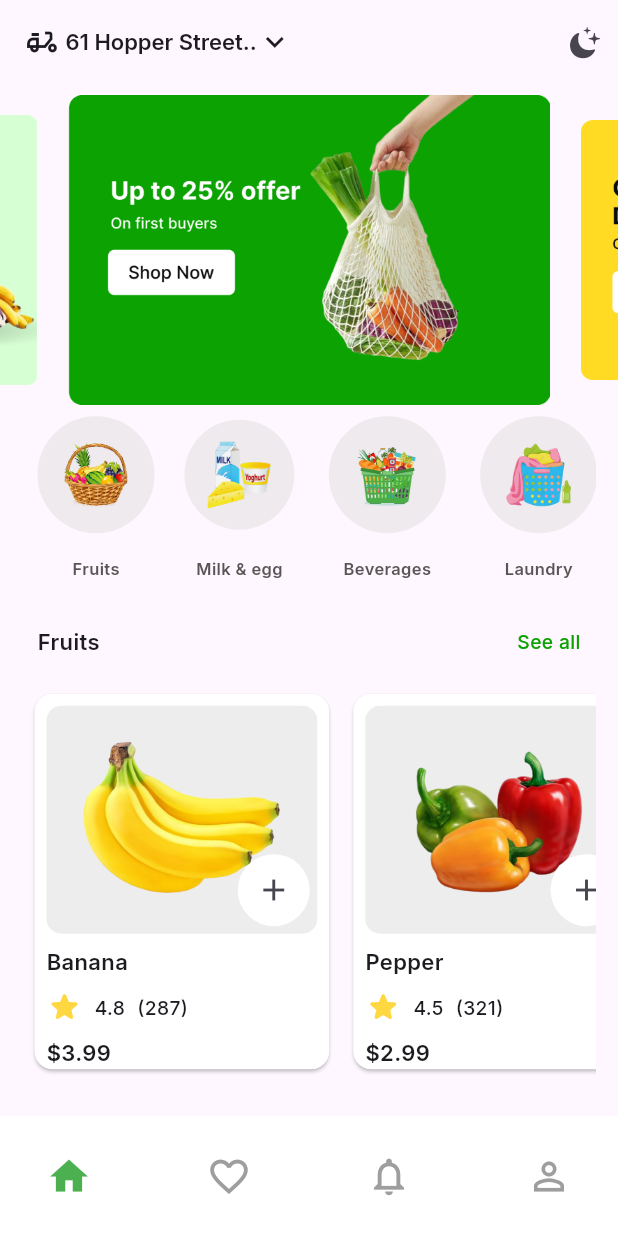
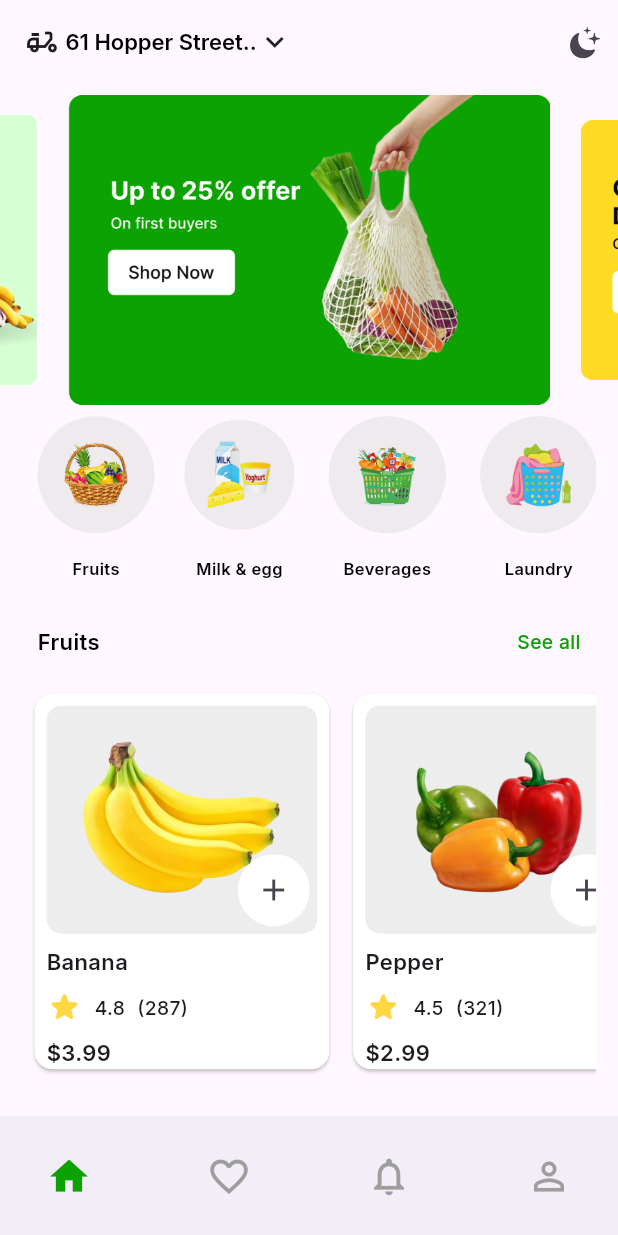
Before and after one commit to MohammedHafiz27/grabber, a Flutter app: the screen it shows after launch, on a phone screen of 412 x 824 dp. Run offline on Flutter 3.47's test engine with Material 3 defaults, Android fonts, the light colour scheme and no system bars; drawn by our look-alikes of carousel_slider; our stand-ins replace flutter_bloc, flutter_svg, go_router, google_fonts.

Commit message:
Theme app done

```diff
--- /dev/null
+++ b/lib/Core/app_theme_cubit/app_theme_cubit.dart
@@ -0,0 +1,13 @@
+import 'package:flutter/material.dart';
+import 'package:flutter_bloc/flutter_bloc.dart';
+
+class AppThemeCubit extends Cubit<ThemeMode> {
+  AppThemeCubit() : super(ThemeMode.light);
+  void toggleTheme() {
+    if (state == ThemeMode.light) {
+      emit(ThemeMode.dark);
+    } else {
+      emit(ThemeMode.light);
+    }
+  }
+}
--- a/lib/Core/utils/colors.dart
+++ b/lib/Core/utils/colors.dart
@@ -1,5 +1,8 @@
-import 'package:flutter/widgets.dart';
+import 'package:flutter/material.dart';
 
-class ColorsClass {
+class AppColors {
   static final Color primaryColor = Color(0xff0CA201);
+  static final Color secondryColor = Color.fromARGB(140, 224, 223, 223);
+  static final Color greyColor = Colors.grey;
+  static final Color secondryColorDark = Color.fromARGB(255, 247, 245, 245);
 }
--- a/lib/Features/home_page/presentation/views/home_page.dart
+++ b/lib/Features/home_page/presentation/views/home_page.dart
@@ -1,5 +1,6 @@
 import 'package:flutter/material.dart';
 import 'package:flutter_bloc/flutter_bloc.dart';
+import 'package:grabber/Core/utils/colors.dart';
 import 'package:grabber/Features/home_page/data/models/fruits_model.dart';
 import 'package:grabber/Features/home_page/presentation/view%20models/cart_cubit/cart_cubit.dart';
 import 'package:grabber/Features/home_page/presentation/views/widgets/category_item_list_builder.dart';
@@ -17,16 +18,15 @@ class HomePage extends StatelessWidget {
     return Scaffold(
       appBar: CustomAppBar(),
       bottomNavigationBar: BottomAppBar(
-        color: Colors.white,
         child: Padding(
           padding: const EdgeInsets.symmetric(horizontal: 15.0, vertical: 8),
           child: Row(
             mainAxisAlignment: MainAxisAlignment.spaceBetween,
             children: [
-              Icon(Icons.home, color: Colors.green, size: 30),
-              Icon(Icons.favorite_border, color: Colors.grey, size: 30),
-              Icon(Icons.notifications_none, color: Colors.grey, size: 30),
-              Icon(Icons.person_outline, color: Colors.grey, size: 30),
+              Icon(Icons.home, color: AppColors.primaryColor, size: 30),
+              Icon(Icons.favorite_border, color: AppColors.greyColor, size: 30),
+              Icon(Icons.notifications_none, color: AppColors.greyColor, size: 30),
+              Icon(Icons.person_outline, color: AppColors.greyColor, size: 30),
             ],
           ),
         ),
--- a/lib/Features/home_page/presentation/views/widgets/category_item.dart
+++ b/lib/Features/home_page/presentation/views/widgets/category_item.dart
@@ -1,5 +1,6 @@
-import 'package:flutter/widgets.dart';
+import 'package:flutter/material.dart';
 import 'package:grabber/Core/utils/app_styles.dart';
+import 'package:grabber/Core/utils/colors.dart';
 
 class CategoryItem extends StatelessWidget {
   final String name;
@@ -12,11 +13,21 @@ class CategoryItem extends StatelessWidget {
       children: [
         Container(
           padding: const EdgeInsets.all(14),
-          decoration: BoxDecoration(shape: BoxShape.circle, color: Color.fromARGB(140, 224, 223, 223)),
+          decoration: BoxDecoration(
+            shape: BoxShape.circle,
+            color: Theme.of(context).brightness == Brightness.dark
+                ? AppColors.secondryColorDark
+                : AppColors.secondryColor,
+          ),
           child: Image.asset(image, height: 50),
         ),
         SizedBox(height: 16),
-        Text(name, style: AppStyles.styleBold12(context)),
+        Text(
+          name,
+          style: AppStyles.styleBold12(
+            context,
+          ).copyWith(color: Theme.of(context).brightness == Brightness.dark ? Colors.white : Colors.black),
+        ),
       ],
     );
   }
--- a/lib/Features/home_page/presentation/views/widgets/custom_app_bar.dart
+++ b/lib/Features/home_page/presentation/views/widgets/custom_app_bar.dart
@@ -1,5 +1,7 @@
 import 'package:flutter/cupertino.dart';
 import 'package:flutter/material.dart';
+import 'package:flutter_bloc/flutter_bloc.dart';
+import 'package:grabber/Core/app_theme_cubit/app_theme_cubit.dart';
 import 'package:grabber/Core/utils/app_styles.dart';
 
 class CustomAppBar extends StatelessWidget implements PreferredSizeWidget {
@@ -17,12 +19,27 @@ class CustomAppBar extends StatelessWidget implements PreferredSizeWidget {
       title: Row(
         children: [
           Icon(Icons.delivery_dining_outlined),
-          Text(" 61 Hopper Street..", style: AppStyles.styleBold16(context)),
+          Text(
+            " 61 Hopper Street..",
+            style: AppStyles.styleBold16(
+              context,
+            ).copyWith(color: Theme.of(context).brightness == Brightness.dark ? Colors.white : Colors.black),
+          ),
           Icon(Icons.keyboard_arrow_down),
         ],
       ),
       actions: [
-        Padding(padding: const EdgeInsets.only(right: 10.0), child: Icon(CupertinoIcons.moon_stars_fill, size: 24)),
+        GestureDetector(
+          onTap: () {
+            context.read<AppThemeCubit>().toggleTheme();
+          },
+          child: Padding(
+            padding: const EdgeInsets.only(right: 10.0),
+            child: Theme.of(context).brightness == Brightness.dark
+                ? Icon(CupertinoIcons.sun_max_fill, size: 24)
+                : Icon(CupertinoIcons.moon_stars_fill, size: 24),
+          ),
+        ),
       ],
     );
   }
--- a/lib/Features/home_page/presentation/views/widgets/custom_product_buttom.dart
+++ b/lib/Features/home_page/presentation/views/widgets/custom_product_buttom.dart
@@ -1,5 +1,6 @@
 import 'package:flutter/material.dart';
 import 'package:flutter_bloc/flutter_bloc.dart';
+import 'package:grabber/Core/utils/app_styles.dart';
 import 'package:grabber/Features/home_page/data/models/fruits_model.dart';
 import 'package:grabber/Features/home_page/presentation/view%20models/cart_cubit/cart_cubit.dart';
 
@@ -25,7 +26,10 @@ class CustomProductButton extends StatelessWidget {
                         },
                         icon: Icon(Icons.delete_forever_rounded),
                       ),
-                      Text(context.read<CartCubit>().getItemCount(fruitsModel).toString()),
+                      Text(
+                        context.read<CartCubit>().getItemCount(fruitsModel).toString(),
+                        style: AppStyles.styleBold16(context),
+                      ),
                       IconButton(
                         onPressed: () {
                           context.read<CartCubit>().addToCart(fruitsModel);
--- a/lib/Features/home_page/presentation/views/widgets/fruits_header.dart
+++ b/lib/Features/home_page/presentation/views/widgets/fruits_header.dart
@@ -1,4 +1,4 @@
-import 'package:flutter/widgets.dart';
+import 'package:flutter/material.dart';
 import 'package:grabber/Core/utils/app_styles.dart';
 import 'package:grabber/Core/utils/colors.dart';
 
@@ -12,8 +12,13 @@ class FruitsHeader extends StatelessWidget {
       child: Row(
         mainAxisAlignment: MainAxisAlignment.spaceBetween,
         children: [
-          Text("Fruits", style: AppStyles.styleBold16(context)),
-          Text("See all", style: AppStyles.styleSemiBold14(context).copyWith(color: ColorsClass.primaryColor)),
+          Text(
+            "Fruits",
+            style: AppStyles.styleBold16(
+              context,
+            ).copyWith(color: Theme.of(context).brightness == Brightness.dark ? Colors.white : Colors.black),
+          ),
+          Text("See all", style: AppStyles.styleSemiBold14(context).copyWith(color: AppColors.primaryColor)),
         ],
       ),
     );
--- a/lib/Features/home_page/presentation/views/widgets/fruits_item.dart
+++ b/lib/Features/home_page/presentation/views/widgets/fruits_item.dart
@@ -1,5 +1,6 @@
 import 'package:flutter/material.dart';
 import 'package:grabber/Core/utils/app_styles.dart';
+import 'package:grabber/Core/utils/colors.dart';
 import 'package:grabber/Features/home_page/data/models/fruits_model.dart';
 import 'package:grabber/Features/home_page/presentation/views/widgets/custom_product_buttom.dart';
 
@@ -25,7 +26,9 @@ class FruitsItem extends StatelessWidget {
                     padding: const EdgeInsets.all(16),
                     decoration: BoxDecoration(
                       borderRadius: BorderRadius.circular(10),
-                      color: Color.fromARGB(140, 224, 223, 223),
+                      color: Theme.of(context).brightness == Brightness.dark
+                          ? AppColors.secondryColorDark
+                          : AppColors.secondryColor,
                     ),
                     child: Image.asset(fruitsModel.image, height: 120),
                   ),
--- a/lib/Features/home_page/presentation/views/widgets/pop_up_cart.dart
+++ b/lib/Features/home_page/presentation/views/widgets/pop_up_cart.dart
@@ -15,7 +15,7 @@ class PopUpCart extends StatelessWidget {
     return Container(
       height: 70,
       width: MediaQuery.sizeOf(context).width - 30,
-      decoration: BoxDecoration(color: ColorsClass.primaryColor, borderRadius: BorderRadius.circular(12)),
+      decoration: BoxDecoration(color: AppColors.primaryColor, borderRadius: BorderRadius.circular(12)),
       child: Row(
         spacing: 8,
         mainAxisAlignment: MainAxisAlignment.end,
--- a/lib/main.dart
+++ b/lib/main.dart
@@ -1,4 +1,6 @@
 import 'package:flutter/material.dart';
+import 'package:flutter_bloc/flutter_bloc.dart';
+import 'package:grabber/Core/app_theme_cubit/app_theme_cubit.dart';
 import 'package:grabber/Core/utils/app_route.dart';
 
 void main() {
@@ -10,6 +12,19 @@ class MyApp extends StatelessWidget {
 
   @override
   Widget build(BuildContext context) {
-    return MaterialApp.router(routerConfig: AppRoute.router);
+    return BlocProvider(
+      create: (context) => AppThemeCubit(),
+      child: BlocBuilder<AppThemeCubit, ThemeMode>(
+        builder: (context, state) {
+          return MaterialApp.router(
+            routerConfig: AppRoute.router,
+            themeMode: state,
+            darkTheme: ThemeData.dark().copyWith(
+              textTheme: TextTheme(bodyLarge: TextStyle(color: Colors.black)),
+            ),
+          );
+        },
+      ),
+    );
   }
 }
```
Also changed, not shown: 3 other files.
